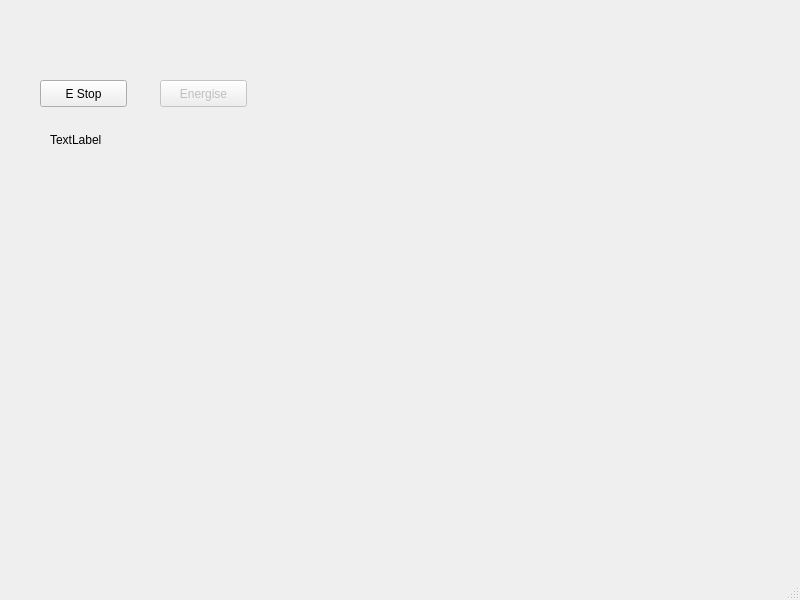
Before: the Qt Designer form emc/src/emc.ui in jethornton/EMC6, drawn with Qt 5.
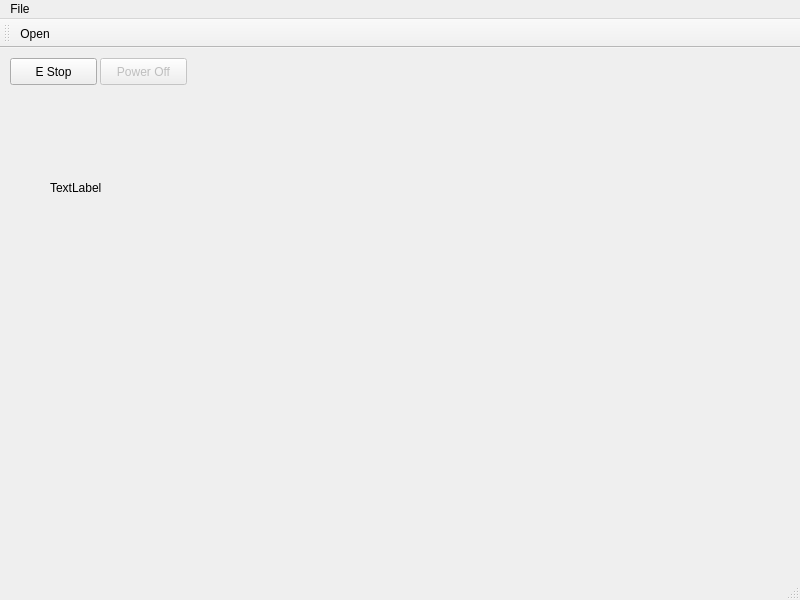
After: the same form once the commit is applied.

Commit message: load ui file from config directory

What changed in the file:
```diff
--- a/emc/src/emc.ui
+++ b/emc/src/emc.ui
@@ -17,8 +17,8 @@
    <widget class="QPushButton" name="estop_pb">
     <property name="geometry">
      <rect>
-      <x>40</x>
-      <y>80</y>
+      <x>10</x>
+      <y>10</y>
       <width>87</width>
       <height>27</height>
      </rect>
@@ -33,14 +33,14 @@
     </property>
     <property name="geometry">
      <rect>
-      <x>160</x>
-      <y>80</y>
+      <x>100</x>
+      <y>10</y>
       <width>87</width>
       <height>27</height>
      </rect>
     </property>
     <property name="text">
-     <string>Energise</string>
+     <string>Power Off</string>
     </property>
    </widget>
    <widget class="QLabel" name="estop_status_lb">
@@ -66,8 +66,32 @@
      <height>24</height>
     </rect>
    </property>
+   <widget class="QMenu" name="menuFile">
+    <property name="title">
+     <string>File</string>
+    </property>
+    <addaction name="actionOpen"/>
+   </widget>
+   <addaction name="menuFile"/>
   </widget>
   <widget class="QStatusBar" name="statusbar"/>
+  <widget class="QToolBar" name="toolBar">
+   <property name="windowTitle">
+    <string>toolBar</string>
+   </property>
+   <attribute name="toolBarArea">
+    <enum>TopToolBarArea</enum>
+   </attribute>
+   <attribute name="toolBarBreak">
+    <bool>false</bool>
+   </attribute>
+   <addaction name="actionOpen"/>
+  </widget>
+  <action name="actionOpen">
+   <property name="text">
+    <string>Open</string>
+   </property>
+  </action>
  </widget>
  <resources/>
  <connections/>
```
Left out of the diff: 2 changed lines with no effect on the pictures. The commit also changes 3 other files.
